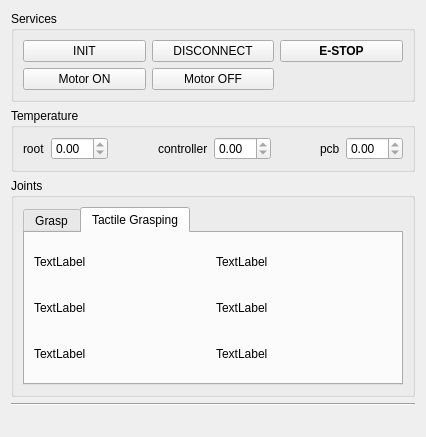
christian-rauch/schunk_ui, file resource/ui/SchunkJoints.ui: the form before one commit.
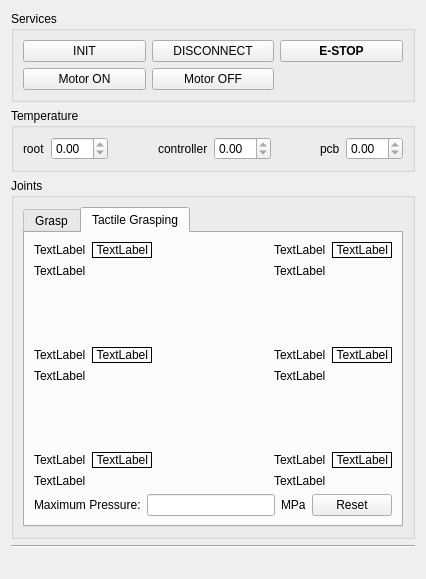
The form after the commit.

Commit message: show maximum pressure readings per sensor and overall

```diff
--- a/resource/ui/SchunkJoints.ui
+++ b/resource/ui/SchunkJoints.ui
@@ -7,7 +7,7 @@
     <x>0</x>
     <y>0</y>
     <width>426</width>
-    <height>437</height>
+    <height>579</height>
    </rect>
   </property>
   <property name="windowTitle">
@@ -264,81 +264,325 @@
          <layout class="QVBoxLayout" name="verticalLayout_11">
           <item>
            <layout class="QGridLayout" name="tactile_layout">
-            <item row="1" column="0">
-             <widget class="QLabel" name="tactile_sdh_finger_23_link">
-              <property name="maximumSize">
+            <item row="2" column="2">
+             <layout class="QGridLayout" name="gridLayout_11">
+              <item row="0" column="0">
+               <widget class="QLabel" name="lbl_sdh_finger_22_link">
+                <property name="text">
+                 <string>TextLabel</string>
+                </property>
+               </widget>
+              </item>
+              <item row="0" column="1">
+               <widget class="QLabel" name="max_sdh_finger_22_link">
+                <property name="frameShape">
+                 <enum>QFrame::Box</enum>
+                </property>
+                <property name="text">
+                 <string>TextLabel</string>
+                </property>
+                <property name="alignment">
+                 <set>Qt::AlignRight|Qt::AlignTrailing|Qt::AlignVCenter</set>
+                </property>
+               </widget>
+              </item>
+              <item row="1" column="0" colspan="2">
+               <widget class="QLabel" name="tactile_sdh_finger_22_link">
+                <property name="maximumSize">
+                 <size>
+                  <width>300</width>
+                  <height>300</height>
+                 </size>
+                </property>
+                <property name="text">
+                 <string>TextLabel</string>
+                </property>
+               </widget>
+              </item>
+             </layout>
+            </item>
+            <item row="4" column="0">
+             <layout class="QGridLayout" name="gridLayout_12">
+              <item row="0" column="1">
+               <widget class="QLabel" name="max_sdh_thumb_3_link">
+                <property name="frameShape">
+                 <enum>QFrame::Box</enum>
+                </property>
+                <property name="text">
+                 <string>TextLabel</string>
+                </property>
+                <property name="alignment">
+                 <set>Qt::AlignRight|Qt::AlignTrailing|Qt::AlignVCenter</set>
+                </property>
+               </widget>
+              </item>
+              <item row="0" column="0">
+               <widget class="QLabel" name="lbl_sdh_thumb_3_link">
+                <property name="text">
+                 <string>TextLabel</string>
+                </property>
+               </widget>
+              </item>
+              <item row="1" column="0" colspan="2">
+               <widget class="QLabel" name="tactile_sdh_thumb_3_link">
+                <property name="maximumSize">
+                 <size>
+                  <width>300</width>
+                  <height>300</height>
+                 </size>
+                </property>
+                <property name="text">
+                 <string>TextLabel</string>
+                </property>
+               </widget>
+              </item>
+             </layout>
+            </item>
+            <item row="4" column="2">
+             <layout class="QGridLayout" name="gridLayout_13">
+              <item row="0" column="1">
+               <widget class="QLabel" name="max_sdh_thumb_2_link">
+                <property name="frameShape">
+                 <enum>QFrame::Box</enum>
+                </property>
+                <property name="text">
+                 <string>TextLabel</string>
+                </property>
+                <property name="alignment">
+                 <set>Qt::AlignRight|Qt::AlignTrailing|Qt::AlignVCenter</set>
+                </property>
+               </widget>
+              </item>
+              <item row="0" column="0">
+               <widget class="QLabel" name="lbl_sdh_thumb_2_link">
+                <property name="text">
+                 <string>TextLabel</string>
+                </property>
+               </widget>
+              </item>
+              <item row="1" column="0" colspan="2">
+               <widget class="QLabel" name="tactile_sdh_thumb_2_link">
+                <property name="maximumSize">
+                 <size>
+                  <width>300</width>
+                  <height>300</height>
+                 </size>
+                </property>
+                <property name="text">
+                 <string>TextLabel</string>
+                </property>
+               </widget>
+              </item>
+             </layout>
+            </item>
+            <item row="0" column="2">
+             <layout class="QGridLayout" name="gridLayout_5">
+              <item row="0" column="1">
+               <widget class="QLabel" name="max_sdh_finger_12_link">
+                <property name="frameShape">
+                 <enum>QFrame::Box</enum>
+                </property>
+                <property name="text">
+                 <string>TextLabel</string>
+                </property>
+                <property name="alignment">
+                 <set>Qt::AlignRight|Qt::AlignTrailing|Qt::AlignVCenter</set>
+                </property>
+               </widget>
+              </item>
+              <item row="0" column="0">
+               <widget class="QLabel" name="lbl_sdh_finger_12_link">
+                <property name="text">
+                 <string>TextLabel</string>
+                </property>
+               </widget>
+              </item>
+              <item row="1" column="0" colspan="2">
+               <widget class="QLabel" name="tactile_sdh_finger_12_link">
+                <property name="maximumSize">
+                 <size>
+                  <width>300</width>
+                  <height>300</height>
+                 </size>
+                </property>
+                <property name="text">
+                 <string>TextLabel</string>
+                </property>
+               </widget>
+              </item>
+             </layout>
+            </item>
+            <item row="1" column="0" colspan="3">
+             <spacer name="verticalSpacer">
+              <property name="orientation">
+               <enum>Qt::Vertical</enum>
+              </property>
+              <property name="sizeHint" stdset="0">
                <size>
-                <width>300</width>
-                <height>300</height>
+                <width>20</width>
+                <height>40</height>
                </size>
               </property>
-              <property name="text">
-               <string>TextLabel</string>
+             </spacer>
+            </item>
+            <item row="3" column="0" colspan="3">
+             <spacer name="verticalSpacer_2">
+              <property name="orientation">
+               <enum>Qt::Vertical</enum>
               </property>
-             </widget>
+              <property name="sizeHint" stdset="0">
+               <size>
+                <width>20</width>
+                <height>40</height>
+               </size>
+              </property>
+             </spacer>
             </item>
             <item row="0" column="0">
-             <widget class="QLabel" name="tactile_sdh_finger_13_link">
-              <property name="maximumSize">
-               <size>
-                <width>300</width>
-                <height>300</height>
-               </size>
-              </property>
-              <property name="text">
-               <string>TextLabel</string>
-              </property>
-             </widget>
-            </item>
-            <item row="0" column="1">
-             <widget class="QLabel" name="tactile_sdh_finger_12_link">
-              <property name="maximumSize">
-               <size>
-                <width>300</width>
-                <height>300</height>
-               </size>
-              </property>
-              <property name="text">
-               <string>TextLabel</string>
-              </property>
-             </widget>
-            </item>
-            <item row="1" column="1">
-             <widget class="QLabel" name="tactile_sdh_finger_22_link">
-              <property name="maximumSize">
-               <size>
-                <width>300</width>
-                <height>300</height>
-               </size>
-              </property>
-              <property name="text">
-               <string>TextLabel</string>
-              </property>
-             </widget>
-            </item>
-            <item row="2" column="1">
-             <widget class="QLabel" name="tactile_sdh_thumb_2_link">
-              <property name="maximumSize">
-               <size>
-                <width>300</width>
-                <height>300</height>
-               </size>
-              </property>
-              <property name="text">
-               <string>TextLabel</string>
-              </property>
-             </widget>
+             <layout class="QGridLayout" name="gridLayout_3">
+              <item row="0" column="0">
+               <widget class="QLabel" name="lbl_sdh_finger_13_link">
+                <property name="text">
+                 <string>TextLabel</string>
+                </property>
+               </widget>
+              </item>
+              <item row="0" column="1">
+               <widget class="QLabel" name="max_sdh_finger_13_link">
+                <property name="frameShape">
+                 <enum>QFrame::Box</enum>
+                </property>
+                <property name="text">
+                 <string>TextLabel</string>
+                </property>
+                <property name="alignment">
+                 <set>Qt::AlignRight|Qt::AlignTrailing|Qt::AlignVCenter</set>
+                </property>
+               </widget>
+              </item>
+              <item row="1" column="0" colspan="2">
+               <widget class="QLabel" name="tactile_sdh_finger_13_link">
+                <property name="maximumSize">
+                 <size>
+                  <width>300</width>
+                  <height>300</height>
+                 </size>
+                </property>
+                <property name="text">
+                 <string>TextLabel</string>
+                </property>
+               </widget>
+              </item>
+             </layout>
             </item>
             <item row="2" column="0">
-             <widget class="QLabel" name="tactile_sdh_thumb_3_link">
-              <property name="maximumSize">
+             <layout class="QGridLayout" name="gridLayout_10">
+              <item row="0" column="0">
+               <widget class="QLabel" name="lbl_sdh_finger_23_link">
+                <property name="text">
+                 <string>TextLabel</string>
+                </property>
+               </widget>
+              </item>
+              <item row="0" column="1">
+               <widget class="QLabel" name="max_sdh_finger_23_link">
+                <property name="frameShape">
+                 <enum>QFrame::Box</enum>
+                </property>
+                <property name="text">
+                 <string>TextLabel</string>
+                </property>
+                <property name="alignment">
+                 <set>Qt::AlignRight|Qt::AlignTrailing|Qt::AlignVCenter</set>
+                </property>
+               </widget>
+              </item>
+              <item row="1" column="0" colspan="2">
+               <widget class="QLabel" name="tactile_sdh_finger_23_link">
+                <property name="maximumSize">
+                 <size>
+                  <width>300</width>
+                  <height>300</height>
+                 </size>
+                </property>
+                <property name="text">
+                 <string>TextLabel</string>
+                </property>
+               </widget>
+              </item>
+             </layout>
+            </item>
+            <item row="2" column="1">
+             <spacer name="horizontalSpacer_4">
+              <property name="orientation">
+               <enum>Qt::Horizontal</enum>
+              </property>
+              <property name="sizeHint" stdset="0">
                <size>
-                <width>300</width>
-                <height>300</height>
+                <width>40</width>
+                <height>20</height>
                </size>
               </property>
+             </spacer>
+            </item>
+            <item row="4" column="1">
+             <spacer name="horizontalSpacer_5">
+              <property name="orientation">
+               <enum>Qt::Horizontal</enum>
+              </property>
+              <property name="sizeHint" stdset="0">
+               <size>
+                <width>40</width>
+                <height>20</height>
+               </size>
+              </property>
+             </spacer>
+            </item>
+            <item row="0" column="1">
+             <spacer name="horizontalSpacer_3">
+              <property name="orientation">
+               <enum>Qt::Horizontal</enum>
+              </property>
+              <property name="sizeHint" stdset="0">
+               <size>
+                <width>40</width>
+                <height>20</height>
+               </size>
+              </property>
+             </spacer>
+            </item>
+           </layout>
+          </item>
+          <item>
+           <layout class="QHBoxLayout" name="horizontalLayout">
+            <item>
+             <widget class="QLabel" name="label">
               <property name="text">
-               <string>TextLabel</string>
+               <string>Maximum Pressure:</string>
+              </property>
+             </widget>
+            </item>
+            <item>
+             <widget class="QLineEdit" name="max_pressure">
+              <property name="alignment">
+               <set>Qt::AlignRight|Qt::AlignTrailing|Qt::AlignVCenter</set>
+              </property>
+              <property name="readOnly">
+               <bool>true</bool>
+              </property>
+             </widget>
+            </item>
+            <item>
+             <widget class="QLabel" name="label_2">
+              <property name="text">
+               <string>MPa</string>
+              </property>
+             </widget>
+            </item>
+            <item>
+             <widget class="QPushButton" name="button_reset_max_pressure">
+              <property name="text">
+               <string>Reset</string>
               </property>
              </widget>
             </item>
```
The commit also changes 1 other file.
